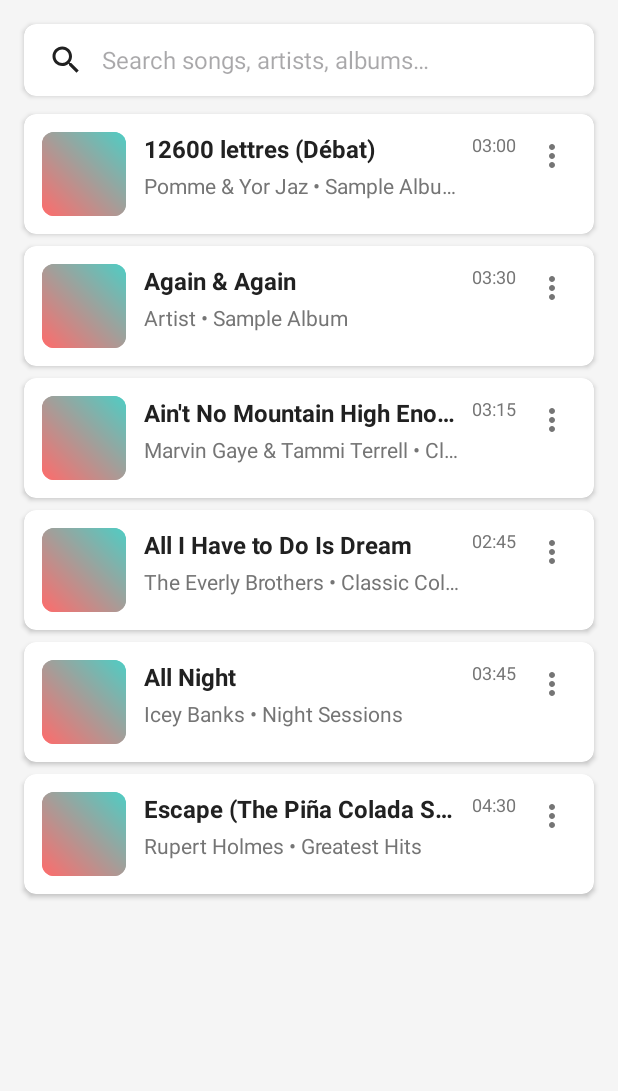
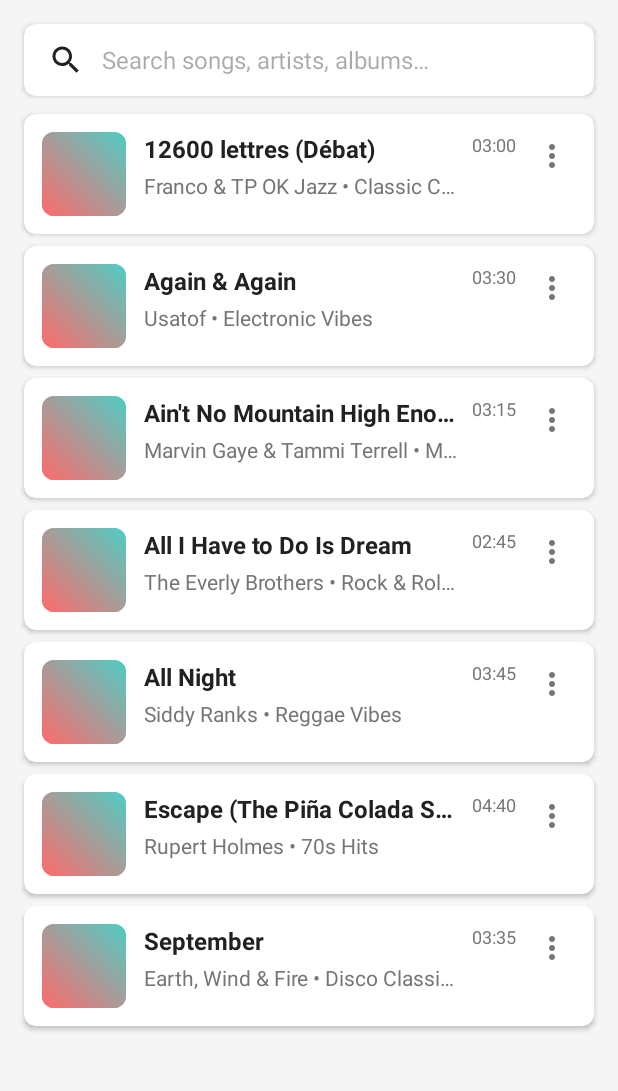
Before and after one commit to Nauh24/music-player, an Android app: the screen it shows after launch (MainActivity), on a phone screen of 412 x 824 dp, the part 96-1187 px from its top. Run offline under Robolectric (Android 15) with nearby library versions, the phone set to English and light mode, and no system bars; pictures from the network do not load.

Commit message:
Refactor player music

```diff
--- a/app/src/main/AndroidManifest.xml
+++ b/app/src/main/AndroidManifest.xml
@@ -20,6 +20,7 @@
         android:roundIcon="@mipmap/ic_launcher_round"
         android:supportsRtl="true"
         android:theme="@style/Theme.MusicPlayer"
+        android:usesCleartextTraffic="true"
         tools:targetApi="31">
         <activity
             android:name=".ui.MainActivity"
--- a/app/src/main/java/com/nauh/musicplayer/data/api/MusicApiService.kt
+++ b/app/src/main/java/com/nauh/musicplayer/data/api/MusicApiService.kt
@@ -46,62 +46,72 @@ object MockMusicData {
             Song(
                 id = "1",
                 title = "12600 lettres (Débat)",
-                artist = "Pomme & Yor Jaz",
-                album = "Sample Album",
+                artist = "Franco & TP OK Jazz",
+                album = "Classic Congo",
                 duration = 180000, // 3 minutes
-                artworkUrl = "https://via.placeholder.com/300x300/FF6B6B/FFFFFF?text=Song+1",
-                streamUrl = "https://www.soundhelix.com/examples/mp3/SoundHelix-Song-1.mp3",
-                genre = "Pop"
+                artworkUrl = "https://via.placeholder.com/300x300/FF6B6B/FFFFFF?text=Franco",
+                streamUrl = "https://commondatastorage.googleapis.com/codeskulptor-demos/DDR_assets/Kangaroo_MusiQue_-_The_Neverwritten_Role_Playing_Game.mp3",
+                genre = "World Music"
             ),
             Song(
                 id = "2",
                 title = "Again & Again",
-                artist = "Artist",
-                album = "Sample Album",
+                artist = "Usatof",
+                album = "Electronic Vibes",
                 duration = 210000, // 3.5 minutes
-                artworkUrl = "https://via.placeholder.com/300x300/4ECDC4/FFFFFF?text=Song+2",
-                streamUrl = "https://www.soundhelix.com/examples/mp3/SoundHelix-Song-2.mp3",
-                genre = "Rock"
+                artworkUrl = "https://via.placeholder.com/300x300/4ECDC4/FFFFFF?text=Usatof",
+                streamUrl = "https://www.learningcontainer.com/wp-content/uploads/2020/02/Kalimba.mp3",
+                genre = "Electronic"
             ),
             Song(
                 id = "3",
                 title = "Ain't No Mountain High Enough",
                 artist = "Marvin Gaye & Tammi Terrell",
-                album = "Classic Hits",
+                album = "Motown Classics",
                 duration = 195000, // 3.25 minutes
-                artworkUrl = "https://via.placeholder.com/300x300/45B7D1/FFFFFF?text=Song+3",
-                streamUrl = "https://www.soundhelix.com/examples/mp3/SoundHelix-Song-3.mp3",
+                artworkUrl = "https://via.placeholder.com/300x300/45B7D1/FFFFFF?text=Motown",
+                streamUrl = "https://file-examples.com/storage/fe68c8777b8ee92c7178b6d/2017/11/file_example_MP3_700KB.mp3",
                 genre = "Soul"
             ),
             Song(
                 id = "4",
                 title = "All I Have to Do Is Dream",
                 artist = "The Everly Brothers",
-                album = "Classic Collection",
+                album = "Rock & Roll Legends",
                 duration = 165000, // 2.75 minutes
-                artworkUrl = "https://via.placeholder.com/300x300/96CEB4/FFFFFF?text=Song+4",
-                streamUrl = "https://www.soundhelix.com/examples/mp3/SoundHelix-Song-4.mp3",
-                genre = "Country"
+                artworkUrl = "https://via.placeholder.com/300x300/96CEB4/FFFFFF?text=Everly",
+                streamUrl = "https://commondatastorage.googleapis.com/codeskulptor-assets/Epoq-Lepidoptera.ogg",
+                genre = "Rock & Roll"
             ),
             Song(
                 id = "5",
                 title = "All Night",
-                artist = "Icey Banks",
-                album = "Night Sessions",
+                artist = "Siddy Ranks",
+                album = "Reggae Vibes",
                 duration = 225000, // 3.75 minutes
-                artworkUrl = "https://via.placeholder.com/300x300/FFEAA7/FFFFFF?text=Song+5",
-                streamUrl = "https://www.soundhelix.com/examples/mp3/SoundHelix-Song-5.mp3",
-                genre = "Electronic"
+                artworkUrl = "https://via.placeholder.com/300x300/FFEAA7/FFFFFF?text=Reggae",
+                streamUrl = "https://commondatastorage.googleapis.com/codeskulptor-demos/DDR_assets/Sevish_-__nbsp_.mp3",
+                genre = "Reggae"
             ),
             Song(
                 id = "6",
                 title = "Escape (The Piña Colada Song)",
                 artist = "Rupert Holmes",
-                album = "Greatest Hits",
-                duration = 270000, // 4.5 minutes
-                artworkUrl = "https://via.placeholder.com/300x300/DDA0DD/FFFFFF?text=Song+6",
-                streamUrl = "https://www.soundhelix.com/examples/mp3/SoundHelix-Song-6.mp3",
+                album = "70s Hits",
+                duration = 280000, // 4.67 minutes
+                artworkUrl = "https://via.placeholder.com/300x300/DDA0DD/FFFFFF?text=70s",
+                streamUrl = "https://commondatastorage.googleapis.com/codeskulptor-assets/week7-brrring.m4a",
                 genre = "Pop"
+            ),
+            Song(
+                id = "7",
+                title = "September",
+                artist = "Earth, Wind & Fire",
+                album = "Disco Classics",
+                duration = 215000, // 3.58 minutes
+                artworkUrl = "https://via.placeholder.com/300x300/74B9FF/FFFFFF?text=EWF",
+                streamUrl = "https://commondatastorage.googleapis.com/codeskulptor-assets/Epoq-Lepidoptera.ogg",
+                genre = "Disco"
             )
         )
     }
--- a/app/src/main/java/com/nauh/musicplayer/ui/PlayerActivity.kt
+++ b/app/src/main/java/com/nauh/musicplayer/ui/PlayerActivity.kt
@@ -152,6 +152,7 @@ class PlayerActivity : AppCompatActivity(), PlayerContract.View {
     private fun initializePresenter() {
         presenter = PlayerPresenter()
         presenter.attachView(this)
+        presenter.initializeMusicService(this)
     }
 
     // MVP View Interface Implementation
```
Also changed, not shown: app/src/main/java/com/nauh/musicplayer/presenter/PlayerPresenter.kt (+80 -45 lines), app/src/main/java/com/nauh/musicplayer/service/MusicService.kt (+129 -3 lines), app/src/main/java/com/nauh/musicplayer/service/MusicServiceConnection.kt (added, +260 -0 lines), app/src/main/java/com/nauh/musicplayer/service/NotificationHelper.kt (+7 -0 lines), app/src/main/java/com/nauh/musicplayer/utils/NetworkUtils.kt (deleted, +0 -45 lines), app/src/main/res/drawable/ic_play.xml (added, +10 -0 lines), 4 other files.
